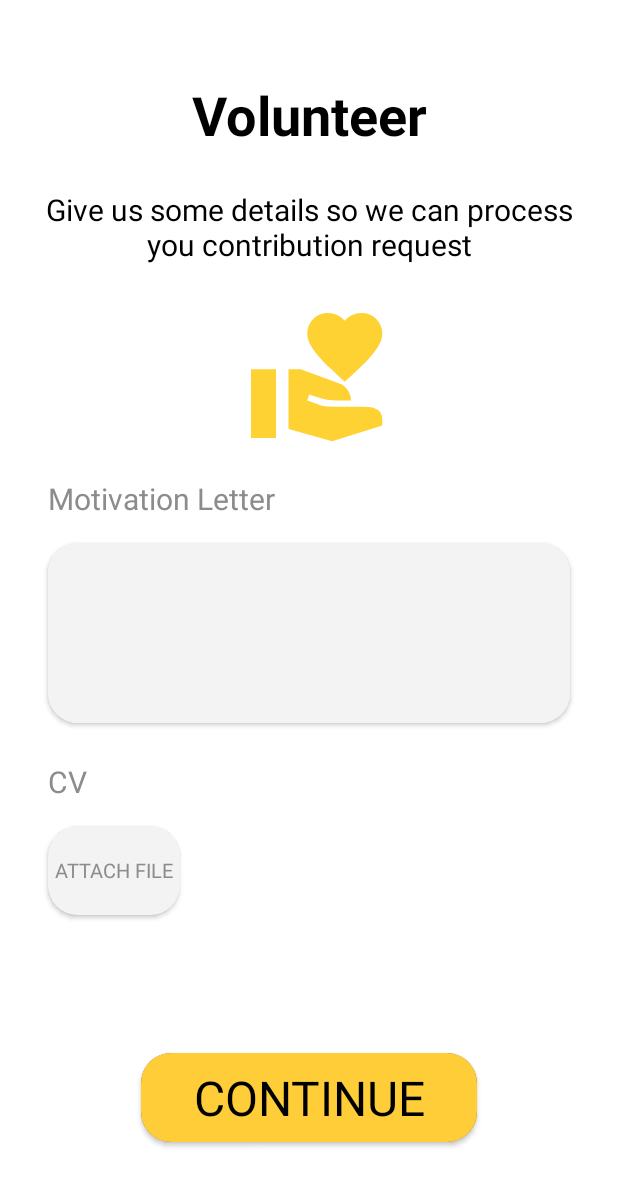
After one commit to henriqueramosqs/MindMate, an Android app: the Volunteer screen opened directly, with no data from a screen before it, on a phone screen of 412 x 824 dp. The commit adds this screen. Shown: the top 1186 px of the screen. Run offline under Robolectric (Android 15) with nearby library versions, the phone set to English and light mode, and no system bars.

Commit message:
feat: add volunteer and chat screens

```diff
--- a/app/src/main/AndroidManifest.xml
+++ b/app/src/main/AndroidManifest.xml
@@ -11,6 +11,12 @@
         android:supportsRtl="true"
         android:theme="@style/Theme.MindMate"
         tools:targetApi="31">
+        <activity
+            android:name=".ChatActivity"
+            android:exported="false" />
+        <activity
+            android:name=".Volunteer"
+            android:exported="false" />
         <activity
             android:name=".ui.login.SignUpActivity2"
             android:exported="false" />
--- /dev/null
+++ b/app/src/main/java/com/example/mindmate/Volunteer.kt
@@ -0,0 +1,11 @@
+package com.example.mindmate
+
+import androidx.appcompat.app.AppCompatActivity
+import android.os.Bundle
+
+class Volunteer : AppCompatActivity() {
+    override fun onCreate(savedInstanceState: Bundle?) {
+        super.onCreate(savedInstanceState)
+        setContentView(R.layout.activity_volunteer)
+    }
+}
--- /dev/null
+++ b/app/src/main/res/drawable/volunteer_icon.xml
@@ -0,0 +1,9 @@
+<vector xmlns:android="http://schemas.android.com/apk/res/android"
+    android:width="88dp"
+    android:height="86dp"
+    android:viewportWidth="88"
+    android:viewportHeight="86">
+  <path
+      android:pathData="M62.5,45.833C59.306,42.917 56.197,40.051 53.175,37.237C50.153,34.424 47.479,31.664 45.154,28.958C42.829,26.25 40.972,23.629 39.583,21.096C38.194,18.563 37.5,16.114 37.5,13.75C37.5,9.861 38.819,6.597 41.458,3.958C44.097,1.319 47.361,0 51.25,0C53.472,0 55.556,0.469 57.5,1.408C59.444,2.347 61.111,3.614 62.5,5.208C63.889,3.611 65.556,2.344 67.5,1.408C69.444,0.472 71.528,0.003 73.75,0C77.639,0 80.903,1.319 83.542,3.958C86.18,6.597 87.5,9.861 87.5,13.75C87.5,16.111 86.806,18.56 85.417,21.096C84.028,23.632 82.171,26.253 79.846,28.958C77.518,31.667 74.861,34.428 71.875,37.242C68.889,40.056 65.764,42.919 62.5,45.833ZM54.167,85.417L25,77.292V37.5H33.125L58.958,47.083C61.25,47.917 63.107,49.375 64.529,51.458C65.951,53.542 66.664,55.833 66.667,58.333H58.333C55.417,58.333 53.125,58.229 51.458,58.021C49.792,57.813 48.333,57.5 47.083,57.083L38.75,54.375L37.5,58.333L44.063,60.729C46.007,61.493 47.778,61.979 49.375,62.188C50.972,62.396 52.847,62.5 55,62.5H75C79.583,62.5 82.813,63.246 84.688,64.738C86.563,66.229 87.5,68.261 87.5,70.833V75L54.167,85.417ZM0,83.333V37.5H16.667V83.333H0Z"
+      android:fillColor="#FFD233"/>
+</vector>
--- a/app/src/main/res/layout/activity_sign_up2.xml
+++ b/app/src/main/res/layout/activity_sign_up2.xml
@@ -36,6 +36,7 @@
             app:cardCornerRadius="20dp">
 
             <Button
+                android:id="@+id/goToVolunteer"
                 android:layout_width="match_parent"
                 android:layout_height="125sp"
                 android:background="#FFCD38"
@@ -53,6 +54,7 @@
             app:cardCornerRadius="20dp">
 
             <Button
+                android:id="@+id/tkto"
                 android:layout_width="match_parent"
                 android:layout_height="125sp"
                 android:background="#FFCD38"
--- /dev/null
+++ b/app/src/main/res/layout/activity_volunteer.xml
@@ -0,0 +1,159 @@
+<?xml version="1.0" encoding="utf-8"?>
+<androidx.constraintlayout.widget.ConstraintLayout xmlns:android="http://schemas.android.com/apk/res/android"
+    xmlns:app="http://schemas.android.com/apk/res-auto"
+    xmlns:tools="http://schemas.android.com/tools"
+    android:id="@+id/container"
+    android:layout_width="match_parent"
+    android:layout_height="match_parent"
+    android:background="@color/white"
+    android:backgroundTint="@color/white"
+    android:paddingLeft="@dimen/activity_horizontal_margin"
+    android:paddingTop="@dimen/activity_vertical_margin"
+    android:paddingRight="@dimen/activity_horizontal_margin"
+    android:paddingBottom="@dimen/activity_vertical_margin"
+    tools:context=".ui.login.LoginActivity">
+
+
+    <TextView
+        android:id="@+id/Volunteer_txt"
+        android:layout_width="match_parent"
+        android:layout_height="wrap_content"
+        android:layout_marginTop="36sp"
+        android:gravity="center"
+        android:text="Volunteer"
+        android:textColor="#000000"
+        android:textSize="36sp"
+        android:textStyle="bold"
+        app:layout_constraintStart_toStartOf="parent"
+        app:layout_constraintTop_toTopOf="parent" />
+
+    <TextView
+        android:id="@+id/Volunteer_desc"
+        android:layout_width="wrap_content"
+        android:layout_height="wrap_content"
+        android:layout_marginTop="25dp"
+        android:gravity="center_horizontal"
+        android:text="Give us some details so we can process you contribution request"
+        android:textColor="@color/black"
+        android:textSize="20sp"
+        app:layout_constraintStart_toStartOf="parent"
+        app:layout_constraintTop_toBottomOf="@+id/Volunteer_txt" />
+
+    <ImageView
+        android:id="@+id/Volunteer_icon"
+        android:layout_width="wrap_content"
+        android:layout_height="wrap_content"
+        android:layout_marginStart="151dp"
+        android:layout_marginTop="32dp"
+        app:layout_constraintStart_toStartOf="parent"
+        app:layout_constraintTop_toBottomOf="@+id/Volunteer_desc"
+        app:srcCompat="@drawable/volunteer_icon" />
+
+
+    <TextView
+        android:id="@+id/motivationLetter_txt"
+        android:layout_width="wrap_content"
+        android:layout_height="wrap_content"
+        android:layout_marginLeft="16sp"
+        android:layout_marginTop="24sp"
+        android:text="Motivation Letter"
+        android:textColor="#8c8c8c"
+        android:textSize="20sp"
+        app:layout_constraintStart_toStartOf="parent"
+        app:layout_constraintTop_toBottomOf="@+id/Volunteer_icon" />
+
+    <androidx.cardview.widget.CardView
+        android:id="@+id/motivationLetterCardWrapper"
+        android:layout_width="match_parent"
+        android:layout_height="wrap_content"
+        android:layout_marginTop="16dp"
+        android:layout_marginLeft="16sp"
+        android:layout_marginRight="16sp"
+        android:backgroundTint="#FFFFFF"
+        app:cardCornerRadius="20dp"
+        app:layout_constraintTop_toBottomOf="@+id/motivationLetter_txt"
+        tools:layout_editor_absoluteX="16dp">
+
+
+        <com.google.android.material.textfield.TextInputLayout
+            android:id="@+id/motivationLetterInput"
+            android:layout_width="match_parent"
+            android:layout_height="wrap_content"
+            android:layout_marginTop="-16dp"
+            android:background="#F3F3F3"
+            android:forceHasOverlappingRendering="false"
+            android:hint="Describe why you want to contribute within our app"
+            android:overScrollMode="always"
+            android:textColorHint="#8C8C8C"
+            app:cardCornerRadius="20dp"
+            tools:ignore="MissingConstraints">
+
+            <com.google.android.material.textfield.TextInputEditText
+                android:layout_width="match_parent"
+                android:layout_height="125sp"
+                android:layout_marginLeft="10sp"
+                android:layout_marginBottom="0sp"
+                android:background="#F3F3F3"
+                android:gravity="start|top"
+                android:textColor="#8C8C8C" />
+
+        </com.google.android.material.textfield.TextInputLayout>
+    </androidx.cardview.widget.CardView>
+
+    <TextView
+        android:id="@+id/cv_txt"
+        android:layout_width="wrap_content"
+        android:layout_height="wrap_content"
+        android:layout_marginLeft="16sp"
+        android:layout_marginTop="25sp"
+        android:text="CV"
+        android:textColor="#8c8c8c"
+        android:textSize="20sp"
+        app:layout_constraintStart_toStartOf="parent"
+        app:layout_constraintTop_toBottomOf="@+id/motivationLetterCardWrapper" />
+
+
+    <androidx.cardview.widget.CardView
+        android:id="@+id/cv_wrapper"
+        android:layout_width="wrap_content"
+        android:layout_height="wrap_content"
+        android:layout_marginStart="16dp"
+        android:layout_marginTop="16dp"
+        android:backgroundTint="#FFFFFF"
+        app:cardCornerRadius="20dp"
+        app:layout_constraintStart_toStartOf="parent"
+        app:layout_constraintTop_toBottomOf="@+id/cv_txt">
+
+        <Button
+            android:id="@+id/CVButton"
+            android:layout_width="wrap_content"
+            android:layout_height="59dp"
+            android:background="#F3F3F3"
+            android:fontFamily="sans-serif"
+            android:text="Attach file"
+            android:textColor="#8C8C8C"
+            android:textSize="13sp" />
+    </androidx.cardview.widget.CardView>
+
+    <androidx.cardview.widget.CardView
+        android:id="@+id/VolunteerContinueBttWrapper"
+        app:cardCornerRadius="20dp"
+        android:layout_width="wrap_content"
+        android:layout_marginTop="45dp"
+        android:layout_height="wrap_content"
+        app:layout_constraintEnd_toEndOf="parent"
+        app:layout_constraintStart_toStartOf="parent"
+        app:layout_constraintBottom_toBottomOf="parent"
+        app:layout_constraintTop_toBottomOf="@+id/cv_wrapper">
+
+        <Button
+            android:id="@+id/VolunteerBtt"
+            android:layout_width="224dp"
+            android:layout_height="59dp"
+            android:background="#FFCD38"
+            android:fontFamily="sans-serif"
+            android:text="Continue"
+            android:textColor="#000000"
+            android:textSize="32sp" />
+    </androidx.cardview.widget.CardView>
+</androidx.constraintlayout.widget.ConstraintLayout>
```
Also changed, not shown: app/src/main/java/com/example/mindmate/ChatActivity.kt (added, +47 -0 lines), app/src/main/java/com/example/mindmate/adapters/messageAdapter.kt (added, +31 -0 lines), app/src/main/java/com/example/mindmate/ui/login/SignUpActivity2.kt (+19 -0 lines), app/src/main/res/drawable/bg_sent_message.xml (added, +11 -0 lines), app/src/main/res/layout/activity_chat.xml (added, +68 -0 lines), app/src/main/res/layout/message_sent.xml (added, +22 -0 lines).
